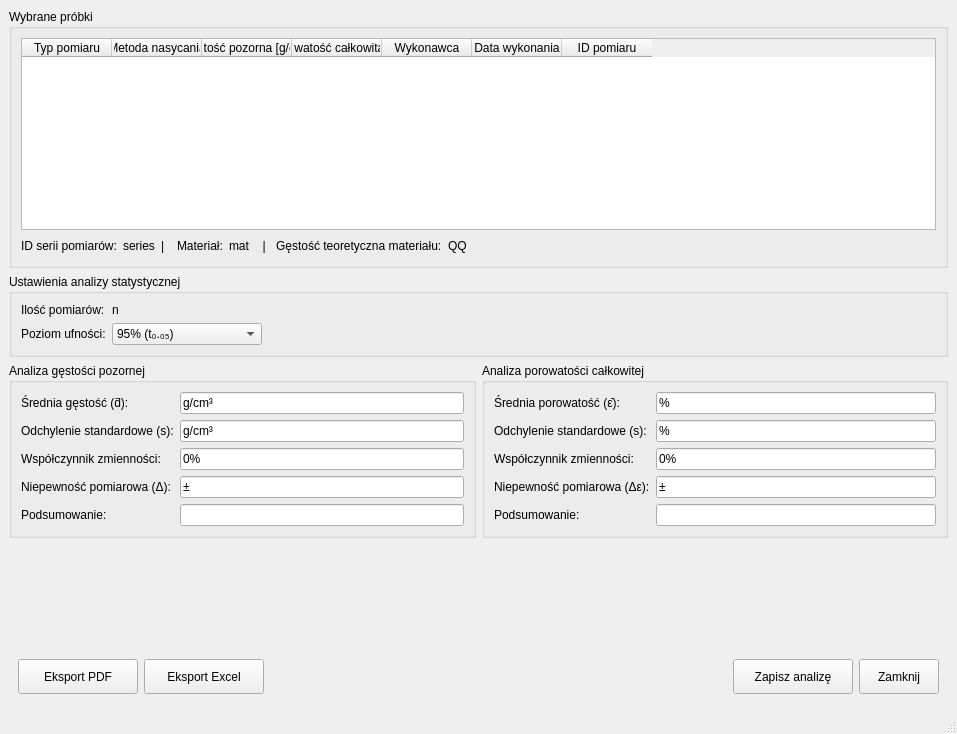
This is main_window_ui_handlers/hydrostatic_measure_module/library_dialogs/analysis_measures_dialog.ui in mar8us/SerialPortConnectorRadwag as Qt 5 draws it before an edit. The edited form follows.
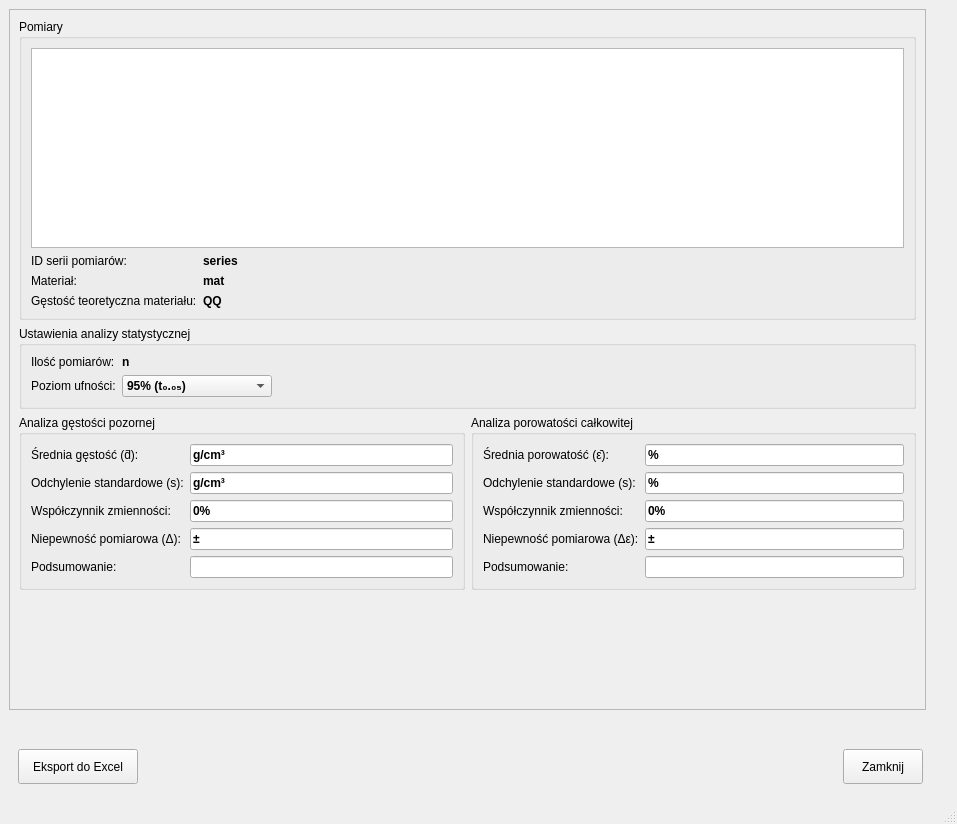
This is the edited form.

Commit message: Measure analysis - refactoring results structures and adding display model for measures tabel in analysis dialog

Diff of the .ui file:
```diff
--- a/main_window_ui_handlers/hydrostatic_measure_module/library_dialogs/analysis_measures_dialog.ui
+++ b/main_window_ui_handlers/hydrostatic_measure_module/library_dialogs/analysis_measures_dialog.ui
@@ -7,14 +7,98 @@
     <x>0</x>
     <y>0</y>
     <width>957</width>
-    <height>734</height>
+    <height>824</height>
    </rect>
   </property>
+  <property name="minimumSize">
+   <size>
+    <width>400</width>
+    <height>400</height>
+   </size>
+  </property>
   <property name="windowTitle">
    <string>MainWindow</string>
   </property>
   <widget class="QWidget" name="centralwidget">
    <layout class="QGridLayout" name="gridLayout">
+    <item row="5" column="0" colspan="2">
+     <widget class="QFrame" name="frameActions">
+      <layout class="QHBoxLayout" name="horizontalLayout_1">
+       <item>
+        <widget class="QPushButton" name="buttonExportExcel">
+         <property name="minimumSize">
+          <size>
+           <width>120</width>
+           <height>35</height>
+          </size>
+         </property>
+         <property name="text">
+          <string>Eksport do Excel</string>
+         </property>
+        </widget>
+       </item>
+       <item>
+        <spacer name="horizontalSpacer">
+         <property name="orientation">
+          <enum>Qt::Orientation::Horizontal</enum>
+         </property>
+         <property name="sizeHint" stdset="0">
+          <size>
+           <width>40</width>
+           <height>20</height>
+          </size>
+         </property>
+        </spacer>
+       </item>
+       <item>
+        <widget class="QPushButton" name="buttonClose">
+         <property name="minimumSize">
+          <size>
+           <width>80</width>
+           <height>35</height>
+          </size>
+         </property>
+         <property name="text">
+          <string>Zamknij</string>
+         </property>
+        </widget>
+       </item>
+      </layout>
+     </widget>
+    </item>
+    <item row="1" column="2">
+     <widget class="QFrame" name="verticalFrame">
+      <property name="maximumSize">
+       <size>
+        <width>400</width>
+        <height>16777215</height>
+       </size>
+      </property>
+      <layout class="QVBoxLayout" name="verticalLayout">
+       <property name="sizeConstraint">
+        <enum>QLayout::SizeConstraint::SetMinimumSize</enum>
+       </property>
+       <property name="rightMargin">
+        <number>1</number>
+       </property>
+      </layout>
+     </widget>
+    </item>
+    <item row="0" column="0">
+     <widget class="QScrollArea" name="scrollArea">
+      <property name="widgetResizable">
+       <bool>true</bool>
+      </property>
+      <widget class="QWidget" name="scrollAreaWidgetContents">
+       <property name="geometry">
+        <rect>
+         <x>0</x>
+         <y>0</y>
+         <width>900</width>
+         <height>723</height>
+        </rect>
+       </property>
+       <layout class="QGridLayout" name="gridLayout_2">
     <item row="2" column="0">
      <widget class="QGroupBox" name="groupBoxDensityResults">
       <property name="title">
@@ -30,6 +114,11 @@
        </item>
        <item row="0" column="1">
         <widget class="QLineEdit" name="lineEditDensityMean">
+             <property name="font">
+              <font>
+               <bold>true</bold>
+              </font>
+             </property>
          <property name="text">
           <string>g/cm³</string>
          </property>
@@ -47,6 +136,11 @@
        </item>
        <item row="1" column="1">
         <widget class="QLineEdit" name="lineEditDensityStdDev">
+             <property name="font">
+              <font>
+               <bold>true</bold>
+              </font>
+             </property>
          <property name="text">
           <string>g/cm³</string>
          </property>
@@ -64,6 +158,11 @@
        </item>
        <item row="2" column="1">
         <widget class="QLineEdit" name="lineEditDensityVariationCoeff">
+             <property name="font">
+              <font>
+               <bold>true</bold>
+              </font>
+             </property>
          <property name="text">
           <string>0%</string>
          </property>
@@ -81,6 +180,11 @@
        </item>
        <item row="3" column="1">
         <widget class="QLineEdit" name="lineEditDensityUncertainty">
+             <property name="font">
+              <font>
+               <bold>true</bold>
+              </font>
+             </property>
          <property name="text">
           <string>±</string>
          </property>
@@ -103,76 +207,190 @@
            <bold>true</bold>
           </font>
          </property>
+             <property name="readOnly">
+              <bool>true</bool>
+             </property>
         </widget>
        </item>
       </layout>
      </widget>
     </item>
-    <item row="4" column="0" colspan="2">
-     <widget class="QFrame" name="frameActions">
-      <layout class="QHBoxLayout" name="horizontalLayout_1">
-       <item>
-        <widget class="QPushButton" name="buttonExportPDF">
-         <property name="minimumSize">
-          <size>
-           <width>120</width>
-           <height>35</height>
-          </size>
-         </property>
+        <item row="1" column="0" colspan="2">
+         <widget class="QGroupBox" name="groupBoxAnalysisSettings">
+          <property name="sizePolicy">
+           <sizepolicy hsizetype="Preferred" vsizetype="Preferred">
+            <horstretch>0</horstretch>
+            <verstretch>0</verstretch>
+           </sizepolicy>
+          </property>
+          <property name="title">
+           <string>Ustawienia analizy statystycznej</string>
+          </property>
+          <layout class="QFormLayout" name="formLayoutSettings">
+           <item row="1" column="0">
+            <widget class="QLabel" name="labelConfidenceLevel">
          <property name="text">
-          <string>Eksport PDF</string>
+              <string>Poziom ufności:</string>
          </property>
         </widget>
        </item>
-       <item>
-        <widget class="QPushButton" name="buttonExportExcel">
-         <property name="minimumSize">
+           <item row="1" column="1">
+            <widget class="QComboBox" name="comboBoxConfidence">
+             <property name="maximumSize">
           <size>
-           <width>120</width>
-           <height>35</height>
-          </size>
-         </property>
+               <width>150</width>
+               <height>16777215</height>
+              </size>
+             </property>
+             <property name="font">
+              <font>
+               <bold>true</bold>
+              </font>
+             </property>
+             <item>
          <property name="text">
-          <string>Eksport Excel</string>
-         </property>
-        </widget>
+               <string>95% (t₀.₀₅)</string>
+              </property>
        </item>
        <item>
-        <spacer name="horizontalSpacer">
-         <property name="orientation">
-          <enum>Qt::Orientation::Horizontal</enum>
-         </property>
-         <property name="sizeHint" stdset="0">
-          <size>
-           <width>40</width>
-           <height>20</height>
-          </size>
-         </property>
-        </spacer>
-       </item>
-       <item>
-        <widget class="QPushButton" name="buttonSaveAnalysis">
-         <property name="minimumSize">
-          <size>
-           <width>120</width>
-           <height>35</height>
-          </size>
+              <property name="text">
+               <string>99% (t₀.₀₁)</string>
+              </property>
+             </item>
+            </widget>
+           </item>
+           <item row="0" column="0">
+            <widget class="QLabel" name="labelDensitySampleCount_2">
+             <property name="text">
+              <string>Ilość pomiarów:</string>
+             </property>
+            </widget>
+           </item>
+           <item row="0" column="1">
+            <widget class="QLabel" name="lineEditSampleCount">
+             <property name="font">
+              <font>
+               <bold>true</bold>
+              </font>
          </property>
          <property name="text">
-          <string>Zapisz analizę</string>
+              <string>n</string>
          </property>
         </widget>
        </item>
-       <item>
-        <widget class="QPushButton" name="buttonClose">
-         <property name="minimumSize">
-          <size>
-           <width>80</width>
-           <height>35</height>
-          </size>
-         </property>
+          </layout>
+         </widget>
+        </item>
+        <item row="2" column="1">
+         <widget class="QGroupBox" name="groupBoxPorosityResults">
+          <property name="title">
+           <string>Analiza porowatości całkowitej</string>
+          </property>
+          <layout class="QFormLayout" name="formLayoutPorosity">
+           <item row="0" column="0">
+            <widget class="QLabel" name="labelPorosityMean">
          <property name="text">
-          <string>Zamknij</string>
+              <string>Średnia porowatość (ε̄):</string>
+             </property>
+            </widget>
+           </item>
+           <item row="0" column="1">
+            <widget class="QLineEdit" name="lineEditPorosityMean">
+             <property name="font">
+              <font>
+               <bold>true</bold>
+              </font>
+             </property>
+             <property name="text">
+              <string>%</string>
+             </property>
+             <property name="readOnly">
+              <bool>true</bool>
+             </property>
+            </widget>
+           </item>
+           <item row="1" column="0">
+            <widget class="QLabel" name="labelPorosityStdDev">
+             <property name="text">
+              <string>Odchylenie standardowe (s):</string>
+             </property>
+            </widget>
+           </item>
+           <item row="1" column="1">
+            <widget class="QLineEdit" name="lineEditPorosityStdDev">
+             <property name="font">
+              <font>
+               <bold>true</bold>
+              </font>
+             </property>
+             <property name="text">
+              <string>%</string>
+             </property>
+             <property name="readOnly">
+              <bool>true</bool>
+             </property>
+            </widget>
+           </item>
+           <item row="2" column="0">
+            <widget class="QLabel" name="labelPorosityVariationCoeff">
+             <property name="text">
+              <string>Współczynnik zmienności:</string>
+             </property>
+            </widget>
+           </item>
+           <item row="2" column="1">
+            <widget class="QLineEdit" name="lineEditPorosityVariationCoeff">
+             <property name="font">
+              <font>
+               <bold>true</bold>
+              </font>
+             </property>
+             <property name="text">
+              <string>0%</string>
+             </property>
+             <property name="readOnly">
+              <bool>true</bool>
+             </property>
+            </widget>
+           </item>
+           <item row="3" column="0">
+            <widget class="QLabel" name="labelPorosityUncertainty">
+             <property name="text">
+              <string>Niepewność pomiarowa (Δε):</string>
+             </property>
+            </widget>
+           </item>
+           <item row="3" column="1">
+            <widget class="QLineEdit" name="lineEditPorosityUncertainty">
+             <property name="font">
+              <font>
+               <bold>true</bold>
+              </font>
+             </property>
+             <property name="text">
+              <string>±</string>
+             </property>
+             <property name="readOnly">
+              <bool>true</bool>
+             </property>
+            </widget>
+           </item>
+           <item row="4" column="0">
+            <widget class="QLabel" name="labelPorosityFinalResult">
+             <property name="text">
+              <string>Podsumowanie:</string>
+             </property>
+            </widget>
+           </item>
+           <item row="4" column="1">
+            <widget class="QLineEdit" name="lineEditPorosityFinalResult">
+             <property name="font">
+              <font>
+               <bold>true</bold>
+              </font>
+             </property>
+             <property name="readOnly">
+              <bool>true</bool>
          </property>
         </widget>
        </item>
@@ -181,295 +399,93 @@
     </item>
     <item row="0" column="0" colspan="2">
      <widget class="QGroupBox" name="groupBoxSelectedSamples">
+          <property name="sizePolicy">
+           <sizepolicy hsizetype="Preferred" vsizetype="Preferred">
+            <horstretch>0</horstretch>
+            <verstretch>0</verstretch>
+           </sizepolicy>
+          </property>
       <property name="title">
-       <string>Wybrane próbki</string>
+           <string>Pomiary</string>
       </property>
       <layout class="QVBoxLayout" name="verticalLayout_1">
        <item>
-        <widget class="QTableWidget" name="tableSelectedSamples">
+            <widget class="QTableView" name="tableView">
          <property name="minimumSize">
           <size>
-           <width>580</width>
-           <height>80</height>
-          </size>
-         </property>
-         <property name="editTriggers">
-          <set>QAbstractItemView::EditTrigger::NoEditTriggers</set>
-         </property>
-         <property name="alternatingRowColors">
-          <bool>false</bool>
-         </property>
-         <property name="selectionMode">
-          <enum>QAbstractItemView::SelectionMode::ExtendedSelection</enum>
-         </property>
-         <property name="selectionBehavior">
-          <enum>QAbstractItemView::SelectionBehavior::SelectRows</enum>
-         </property>
-         <property name="columnCount">
-          <number>7</number>
-         </property>
-         <attribute name="horizontalHeaderDefaultSectionSize">
-          <number>90</number>
-         </attribute>
-         <column>
-          <property name="text">
-           <string>Typ pomiaru</string>
-          </property>
-         </column>
-         <column>
-          <property name="text">
-           <string>Metoda nasycania</string>
-          </property>
-         </column>
-         <column>
-          <property name="text">
-           <string>Gęstość pozorna [g/cm³]</string>
-          </property>
-         </column>
-         <column>
-          <property name="text">
-           <string>Porowatość całkowita [%]</string>
-          </property>
-         </column>
-         <column>
-          <property name="text">
-           <string>Wykonawca</string>
-          </property>
-         </column>
-         <column>
-          <property name="text">
-           <string>Data wykonania</string>
-          </property>
-         </column>
-         <column>
-          <property name="text">
-           <string>ID pomiaru</string>
-          </property>
-         </column>
+               <width>0</width>
+               <height>200</height>
+              </size>
+             </property>
         </widget>
        </item>
        <item>
-        <layout class="QHBoxLayout" name="horizontalLayout">
+            <layout class="QFormLayout" name="formLayout">
          <property name="topMargin">
           <number>0</number>
          </property>
-         <item>
+             <item row="0" column="0">
           <widget class="QLabel" name="labelMeasuresSeries">
            <property name="text">
             <string>ID serii pomiarów:</string>
            </property>
           </widget>
          </item>
-         <item>
+             <item row="0" column="1">
           <widget class="QLabel" name="editMeasuresSeries">
+               <property name="font">
+                <font>
+                 <bold>true</bold>
+                </font>
+               </property>
            <property name="text">
             <string>series</string>
            </property>
           </widget>
          </item>
-         <item>
-          <widget class="QLabel" name="label_3">
-           <property name="text">
-            <string>|  </string>
-           </property>
-          </widget>
-         </item>
-         <item>
+             <item row="1" column="0">
           <widget class="QLabel" name="labelMaterialSamplesInfo">
            <property name="text">
             <string>Materiał:</string>
            </property>
           </widget>
          </item>
-         <item>
+             <item row="1" column="1">
           <widget class="QLabel" name="editSamplesMaterial">
+               <property name="font">
+                <font>
+                 <bold>true</bold>
+                </font>
+               </property>
            <property name="text">
             <string>mat</string>
            </property>
           </widget>
          </item>
-         <item>
-          <widget class="QLabel" name="label">
-           <property name="text">
-            <string>  | </string>
-           </property>
-          </widget>
-         </item>
-         <item>
+             <item row="2" column="0">
           <widget class="QLabel" name="labelMaterialDensity">
            <property name="text">
             <string>Gęstość teoretyczna materiału:</string>
            </property>
           </widget>
          </item>
-         <item>
+             <item row="2" column="1">
           <widget class="QLabel" name="editMaterialDenisty">
+               <property name="font">
+                <font>
+                 <bold>true</bold>
+                </font>
+               </property>
            <property name="text">
             <string>QQ</string>
            </property>
           </widget>
          </item>
-         <item>
-          <spacer name="horizontalSpacer_2">
-           <property name="orientation">
-            <enum>Qt::Orientation::Horizontal</enum>
-           </property>
-           <property name="sizeHint" stdset="0">
-            <size>
-             <width>40</width>
-             <height>20</height>
-            </size>
-           </property>
-          </spacer>
-         </item>
         </layout>
        </item>
       </layout>
      </widget>
     </item>
-    <item row="2" column="1">
-     <widget class="QGroupBox" name="groupBoxPorosityResults">
-      <property name="title">
-       <string>Analiza porowatości całkowitej</string>
-      </property>
-      <layout class="QFormLayout" name="formLayoutPorosity">
-       <item row="0" column="0">
-        <widget class="QLabel" name="labelPorosityMean">
-         <property name="text">
-          <string>Średnia porowatość (ε̄):</string>
-         </property>
-        </widget>
-       </item>
-       <item row="0" column="1">
-        <widget class="QLineEdit" name="lineEditPorosityMean">
-         <property name="text">
-          <string>%</string>
-         </property>
-         <property name="readOnly">
-          <bool>true</bool>
-         </property>
-        </widget>
-       </item>
-       <item row="1" column="0">
-        <widget class="QLabel" name="labelPorosityStdDev">
-         <property name="text">
-          <string>Odchylenie standardowe (s):</string>
-         </property>
-        </widget>
-       </item>
-       <item row="1" column="1">
-        <widget class="QLineEdit" name="lineEditPorosityStdDev">
-         <property name="text">
-          <string>%</string>
-         </property>
-         <property name="readOnly">
-          <bool>true</bool>
-         </property>
-        </widget>
-       </item>
-       <item row="2" column="0">
-        <widget class="QLabel" name="labelPorosityVariationCoeff">
-         <property name="text">
-          <string>Współczynnik zmienności:</string>
-         </property>
-        </widget>
-       </item>
-       <item row="2" column="1">
-        <widget class="QLineEdit" name="lineEditPorosityVariationCoeff">
-         <property name="text">
-          <string>0%</string>
-         </property>
-         <property name="readOnly">
-          <bool>true</bool>
-         </property>
-        </widget>
-       </item>
-       <item row="3" column="0">
-        <widget class="QLabel" name="labelPorosityUncertainty">
-         <property name="text">
-          <string>Niepewność pomiarowa (Δε):</string>
-         </property>
-        </widget>
-       </item>
-       <item row="3" column="1">
-        <widget class="QLineEdit" name="lineEditPorosityUncertainty">
-         <property name="text">
-          <string>±</string>
-         </property>
-         <property name="readOnly">
-          <bool>true</bool>
-         </property>
-        </widget>
-       </item>
-       <item row="4" column="0">
-        <widget class="QLabel" name="labelPorosityFinalResult">
-         <property name="text">
-          <string>Podsumowanie:</string>
-         </property>
-        </widget>
-       </item>
-       <item row="4" column="1">
-        <widget class="QLineEdit" name="lineEditPorosityFinalResult">
-         <property name="font">
-          <font>
-           <bold>true</bold>
-          </font>
-         </property>
-        </widget>
-       </item>
-      </layout>
-     </widget>
-    </item>
-    <item row="1" column="0" colspan="2">
-     <widget class="QGroupBox" name="groupBoxAnalysisSettings">
-      <property name="title">
-       <string>Ustawienia analizy statystycznej</string>
-      </property>
-      <layout class="QFormLayout" name="formLayoutSettings">
-       <item row="1" column="0">
-        <widget class="QLabel" name="labelConfidenceLevel">
-         <property name="text">
-          <string>Poziom ufności:</string>
-         </property>
-        </widget>
-       </item>
-       <item row="1" column="1">
-        <widget class="QComboBox" name="comboBoxConfidence">
-         <property name="maximumSize">
-          <size>
-           <width>150</width>
-           <height>16777215</height>
-          </size>
-         </property>
-         <item>
-          <property name="text">
-           <string>95% (t₀.₀₅)</string>
-          </property>
-         </item>
-         <item>
-          <property name="text">
-           <string>99% (t₀.₀₁)</string>
-          </property>
-         </item>
-        </widget>
-       </item>
-       <item row="0" column="0">
-        <widget class="QLabel" name="labelDensitySampleCount_2">
-         <property name="text">
-          <string>Ilość pomiarów:</string>
-         </property>
-        </widget>
-       </item>
-       <item row="0" column="1">
-        <widget class="QLabel" name="lineEditSampleCount">
-         <property name="text">
-          <string>n</string>
-         </property>
-        </widget>
-       </item>
-      </layout>
-     </widget>
-    </item>
     <item row="3" column="0" colspan="2">
      <spacer name="verticalSpacer">
       <property name="orientation">
@@ -482,6 +498,10 @@
        </size>
       </property>
      </spacer>
+        </item>
+       </layout>
+      </widget>
+     </widget>
     </item>
    </layout>
   </widget>
```
Lines whose indentation alone changed are shown as unchanged. The commit also changes 6 other files.
